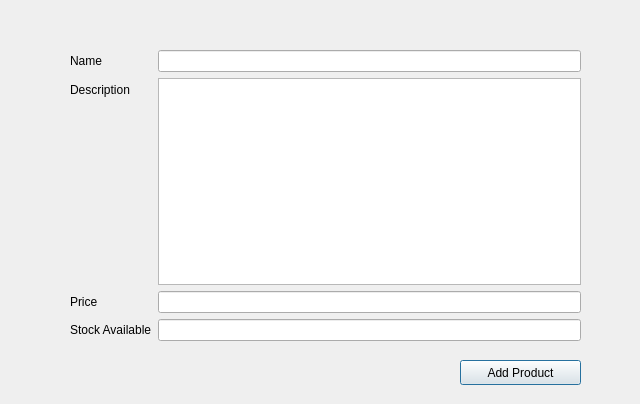
Old version of the form new_product.ui in the repository mmoallemi99/AP-Final-Project.
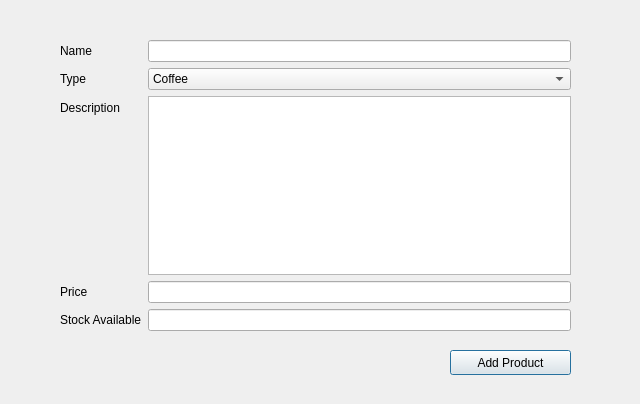
New version of the form.

The edit to the form file:
```diff
--- a/new_product.ui
+++ b/new_product.ui
@@ -16,8 +16,8 @@
   <widget class="QWidget" name="formLayoutWidget">
    <property name="geometry">
     <rect>
-     <x>70</x>
-     <y>50</y>
+     <x>60</x>
+     <y>40</y>
      <width>511</width>
      <height>291</height>
     </rect>
@@ -30,46 +30,87 @@
       </property>
      </widget>
     </item>
-    <item row="1" column="0">
+    <item row="0" column="1">
+     <widget class="QLineEdit" name="name_input"/>
+    </item>
+    <item row="2" column="0">
      <widget class="QLabel" name="description">
       <property name="text">
        <string>Description</string>
       </property>
      </widget>
     </item>
-    <item row="2" column="0">
+    <item row="2" column="1">
+     <widget class="QTextEdit" name="description_input"/>
+    </item>
+    <item row="3" column="0">
      <widget class="QLabel" name="price">
       <property name="text">
        <string>Price</string>
       </property>
      </widget>
     </item>
-    <item row="3" column="0">
+    <item row="3" column="1">
+     <widget class="QLineEdit" name="price_input"/>
+    </item>
+    <item row="4" column="0">
      <widget class="QLabel" name="stock_available">
       <property name="text">
        <string>Stock Available</string>
       </property>
      </widget>
     </item>
-    <item row="0" column="1">
-     <widget class="QLineEdit" name="name_input"/>
-    </item>
-    <item row="2" column="1">
-     <widget class="QLineEdit" name="price_input"/>
-    </item>
-    <item row="3" column="1">
+    <item row="4" column="1">
      <widget class="QLineEdit" name="stock_available_input"/>
     </item>
+    <item row="1" column="0">
+     <widget class="QLabel" name="type">
+      <property name="text">
+       <string>Type</string>
+      </property>
+     </widget>
+    </item>
     <item row="1" column="1">
-     <widget class="QTextEdit" name="description_input"/>
+     <widget class="QComboBox" name="type_select">
+      <item>
+       <property name="text">
+        <string>Coffee</string>
+       </property>
+      </item>
+      <item>
+       <property name="text">
+        <string>Toys</string>
+       </property>
+      </item>
+      <item>
+       <property name="text">
+        <string>Music</string>
+       </property>
+      </item>
+      <item>
+       <property name="text">
+        <string>Movies</string>
+       </property>
+      </item>
+      <item>
+       <property name="text">
+        <string>Food</string>
+       </property>
+      </item>
+      <item>
+       <property name="text">
+        <string>Household Stuff</string>
+       </property>
+      </item>
+     </widget>
     </item>
    </layout>
   </widget>
   <widget class="QPushButton" name="add_product">
    <property name="geometry">
     <rect>
-     <x>460</x>
-     <y>360</y>
+     <x>450</x>
+     <y>350</y>
      <width>121</width>
      <height>25</height>
     </rect>
```
